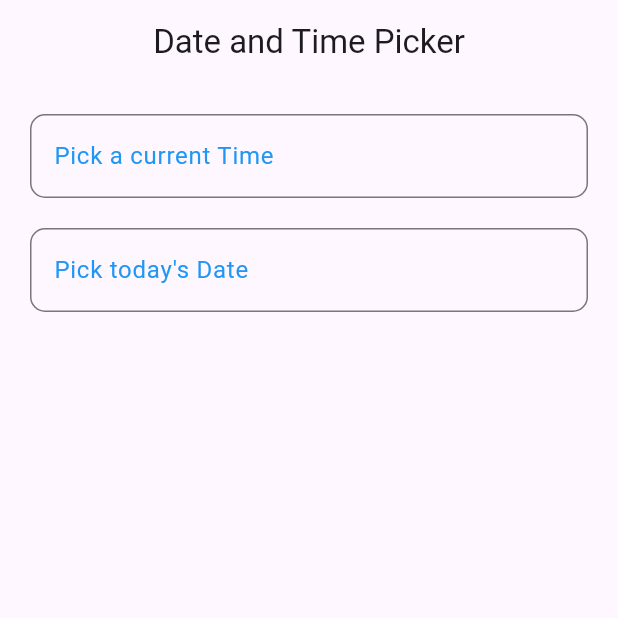
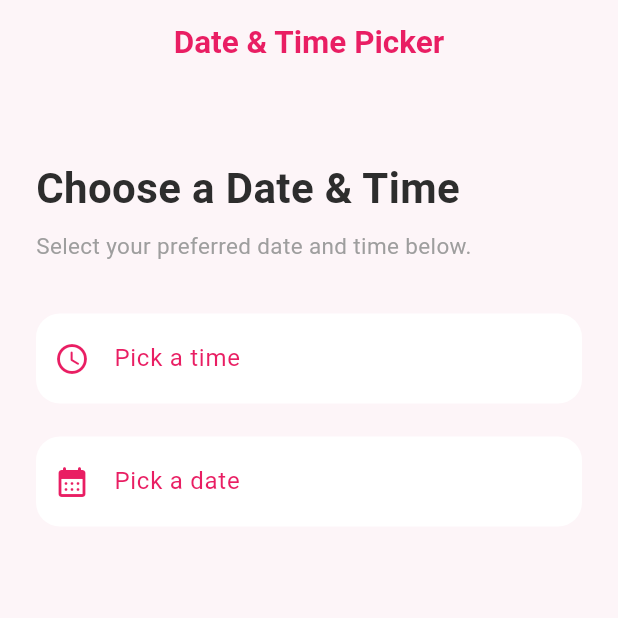
Before and after one commit to ishejaladouce/Flutter_date-time-picker, a Flutter app: the screen it shows after launch, on a phone screen of 412 x 824 dp, the top half of it. Run offline on Flutter 3.47's test engine with Material 3 defaults, Android fonts, the phone set to English and light mode, and no system bars.

Commit message:
New changes

```diff
--- a/date_time_picker/lib/pages/home.dart
+++ b/date_time_picker/lib/pages/home.dart
@@ -11,35 +11,104 @@ class MyHomePage extends StatefulWidget {
 class _MyHomePageState extends State<MyHomePage> {
   TextEditingController timePicker = TextEditingController();
   TextEditingController datePicker = TextEditingController();
+
   @override
   Widget build(BuildContext context) {
     return Scaffold(
+      backgroundColor: const Color(0xFFFDF5F8),
+
       appBar: AppBar(
-        title: const Text("Date and Time Picker"),
+        title: const Text(
+          "Date & Time Picker",
+          style: TextStyle(
+            fontWeight: FontWeight.bold,
+            fontSize: 21,
+          ),
+        ),
         elevation: 0,
         centerTitle: true,
+        backgroundColor: Colors.transparent,
+        foregroundColor: Colors.pink,
       ),
 
       body: Padding(
-        padding: const EdgeInsets.all(20.0),
+        padding: const EdgeInsets.all(24.0),
+
         child: Column(
+          crossAxisAlignment: CrossAxisAlignment.start,
           children: [
+
+            const SizedBox(height: 25),
+
+            const Text(
+              "Choose a Date & Time",
+              style: TextStyle(
+                fontSize: 28,
+                fontWeight: FontWeight.bold,
+                color: Color(0xFF2D2D2D),
+              ),
+            ),
+
+            const SizedBox(height: 8),
+
+            const Text(
+              "Select your preferred date and time below.",
+              style: TextStyle(
+                fontSize: 15,
+                color: Colors.grey,
+              ),
+            ),
+
+            const SizedBox(height: 35),
+
+            // TIME FIELD
             TextField(
               controller: timePicker,
+              readOnly: true,
               decoration: InputDecoration(
-                border: OutlineInputBorder(borderRadius: BorderRadius.circular(10)),
-                labelText: 'Pick a current Time',
+                prefixIcon: const Icon(
+                  Icons.access_time_rounded,
+                  color: Colors.pink,
+                ),
+                labelText: 'Pick a time',
                 labelStyle: const TextStyle(
+                  color: Colors.pink,
                   fontSize: 16,
-                  color: Colors.blue,
+                ),
+                filled: true,
+                fillColor: Colors.white,
 
-                )
+                border: OutlineInputBorder(
+                  borderRadius: BorderRadius.circular(16),
+                  borderSide: BorderSide.none,
                 ),
-              onTap: ()async {
+
+                enabledBorder: OutlineInputBorder(
+                  borderRadius: BorderRadius.circular(16),
+                  borderSide: BorderSide.none,
+                ),
+
+                focusedBorder: OutlineInputBorder(
+                  borderRadius: BorderRadius.circular(16),
+                  borderSide: const BorderSide(
+                    color: Colors.pink,
+                    width: 2,
+                  ),
+                ),
+
+                contentPadding: const EdgeInsets.symmetric(
+                  vertical: 18,
+                  horizontal: 16,
+                ),
+              ),
+
+              onTap: () async {
                 var time = await showTimePicker(
-                  context: context, initialTime: TimeOfDay.now());
+                  context: context,
+                  initialTime: TimeOfDay.now(),
+                );
 
-                  if (time != null){
+                if (time != null) {
                   setState(() {
                     timePicker.text = time.format(context);
                   });
@@ -47,27 +116,58 @@ class _MyHomePageState extends State<MyHomePage> {
               },
             ),
 
-            const SizedBox(height: 20,),
+            const SizedBox(height: 22),
 
+            // DATE FIELD
             TextField(
               controller: datePicker,
+              readOnly: true,
               decoration: InputDecoration(
-                border: OutlineInputBorder(borderRadius: BorderRadius.circular(10)),
-                labelText: "Pick today's Date",
+                prefixIcon: const Icon(
+                  Icons.calendar_month_rounded,
+                  color: Colors.pink,
+                ),
+                labelText: "Pick a date",
                 labelStyle: const TextStyle(
+                  color: Colors.pink,
                   fontSize: 16,
-                  color: Colors.blue,
+                ),
+                filled: true,
+                fillColor: Colors.white,
 
+                border: OutlineInputBorder(
+                  borderRadius: BorderRadius.circular(16),
+                  borderSide: BorderSide.none,
+                ),
+
+                enabledBorder: OutlineInputBorder(
+                  borderRadius: BorderRadius.circular(16),
+                  borderSide: BorderSide.none,
+                ),
+
+                focusedBorder: OutlineInputBorder(
+                  borderRadius: BorderRadius.circular(16),
+                  borderSide: const BorderSide(
+                    color: Colors.pink,
+                    width: 2,
                   ),
                 ),
-              onTap: ()async {
+
+                contentPadding: const EdgeInsets.symmetric(
+                  vertical: 18,
+                  horizontal: 16,
+                ),
+              ),
+
+              onTap: () async {
                 DateTime? datetime = await showDatePicker(
                   context: context,
                   initialDate: DateTime.now(),
                   firstDate: DateTime(1958),
-                  lastDate: DateTime(2100));
+                  lastDate: DateTime(2100),
+                );
 
-                  if(datetime!=null){
+                if (datetime != null) {
                   String formattedDate =
                       DateFormat('yyyy-MM-dd').format(datetime);
 
@@ -77,7 +177,6 @@ class _MyHomePageState extends State<MyHomePage> {
                 }
               },
             ),
-
           ],
         ),
       ),
```
Lines whose indentation alone changed are shown as unchanged.
